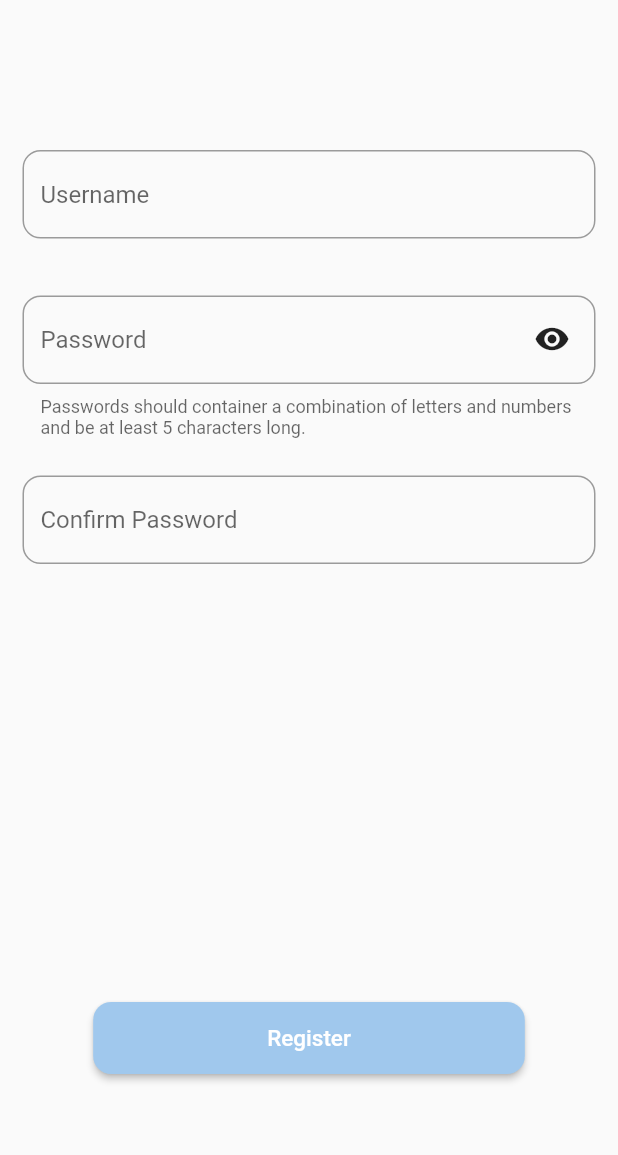
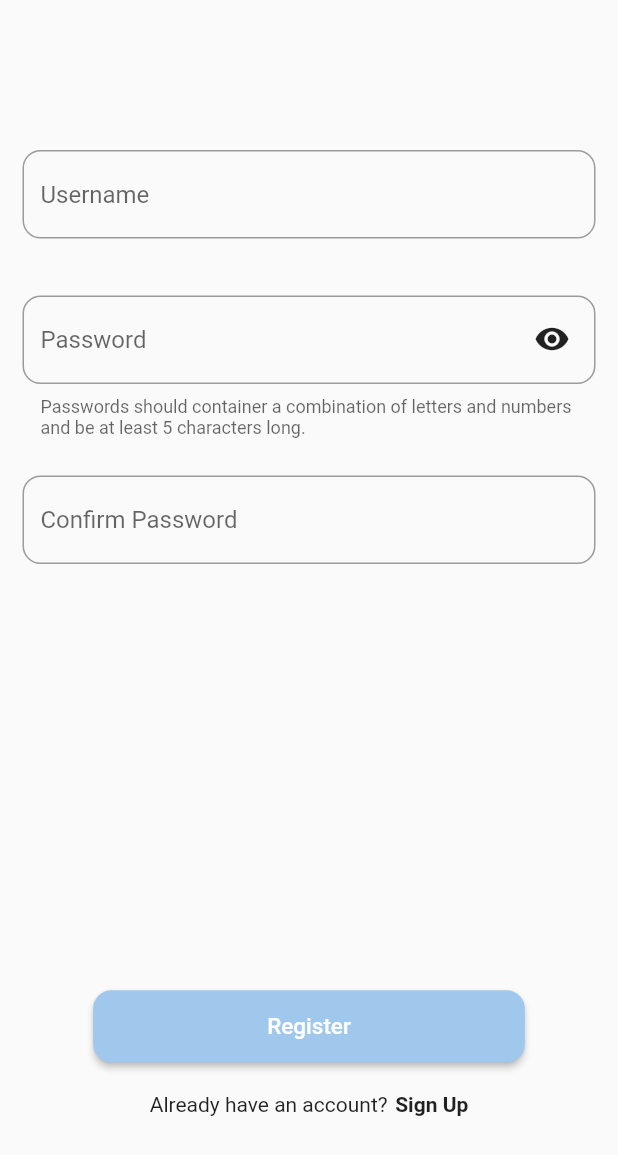
Before and after one commit to yangrchen/comp523-cafe-reservation, a Flutter app: the screen it shows after launch, after a tap on "Sign Up", on a phone screen of 412 x 824 dp. Shown: the top 1155 px of the screen. Run offline on Flutter 3.47's test engine with Material 2 defaults, Android fonts, the phone set to English and light mode, and no system bars; our stand-ins replace cloud_firestore, firebase_auth, firebase_core; accounts and stored records are empty.

Commit message:
Allow users to switch to sign in from registration

```diff
--- a/cafe_reservation/lib/pages/login_page.dart
+++ b/cafe_reservation/lib/pages/login_page.dart
@@ -147,7 +147,7 @@ class _LoginPageState extends State<LoginPage> {
             Expanded(
               child: Align(
                 alignment: _isRegistering
-                    ? const FractionalOffset(0.5, 0.73)
+                    ? const FractionalOffset(0.5, 0.935)
                     : const FractionalOffset(0.5, 0.95),
                 child: ElevatedButton(
                   onPressed: () async {
@@ -181,16 +181,17 @@ class _LoginPageState extends State<LoginPage> {
                 ),
               ),
             ),
-            if (!_isRegistering) ...[
             Row(
               mainAxisAlignment: MainAxisAlignment.center,
               children: <Widget>[
-                  const Text("Don't have an account?"),
+                Text(_isRegistering
+                    ? "Already have an account?"
+                    : "Don't have an account?"),
                 const SizedBox(width: 5.0),
                 GestureDetector(
                   onTap: () {
                     setState(() {
-                        _isRegistering = true;
+                      _isRegistering = !_isRegistering;
                     });
                   },
                   child: const Text('Sign Up',
@@ -199,7 +200,6 @@ class _LoginPageState extends State<LoginPage> {
               ],
             ),
             const SizedBox(height: 80.0),
-            ]
           ],
         ),
       ),
```
Lines whose indentation alone changed are shown as unchanged.
